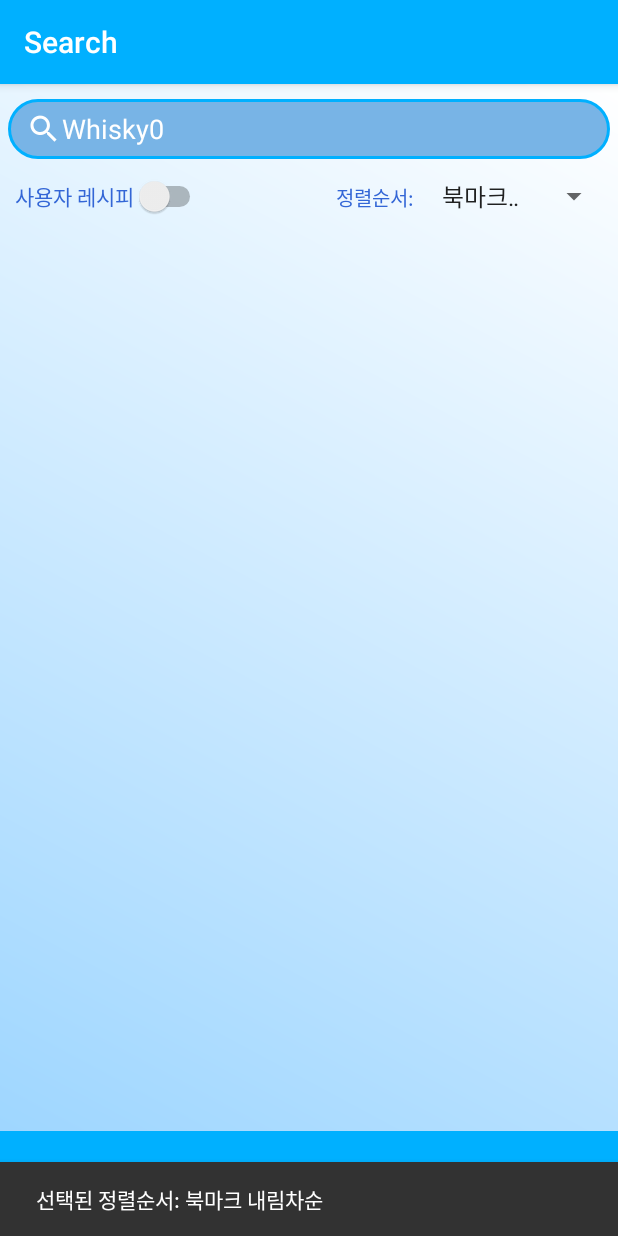
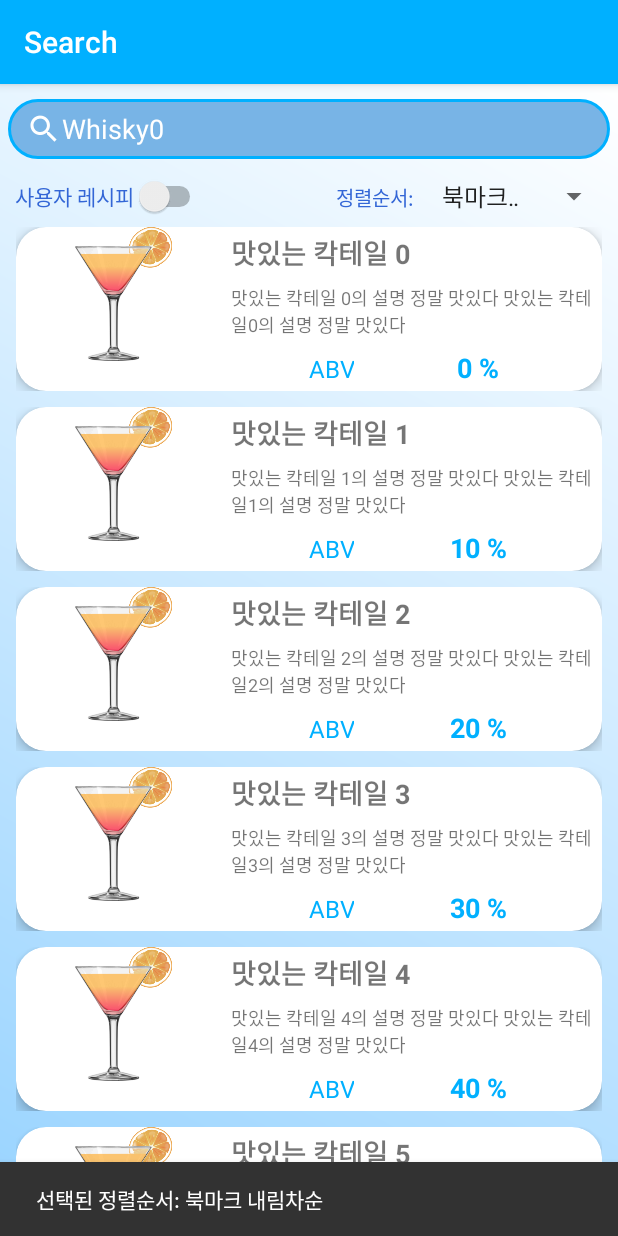
Before and after one commit to HeeSang1996/CapstoneProjectCocktail, an Android app: the screen it shows after launch (CocktailSearchActivity), after a tap on "Whisky0", on a phone screen of 412 x 824 dp. Run offline under Robolectric (Android 15) with nearby library versions, the phone set to English and light mode, and no system bars; our stand-ins replace Firebase (no records; nobody signed in at launch, a user with empty details on screens opened directly), navigation-ui.

Commit message:
SearchActivityRevise

```diff
--- a/app/src/main/java/org/techtown/capstoneprojectcocktail/Cocktail.java
+++ b/app/src/main/java/org/techtown/capstoneprojectcocktail/Cocktail.java
@@ -4,12 +4,14 @@ public class Cocktail {
     String name;
     int id;
     String description;
+    String ingredient;
     String abvNum;
 
-    public Cocktail(String name, int id, String description, String abvNum) {
+    public Cocktail(String name, int id, String description, String ingredient, String abvNum) {
         this.name = name;
         this.id = id;
         this.description = description;
+        this.ingredient = ingredient;
         this.abvNum = abvNum;
     }
 
@@ -37,6 +39,14 @@ public class Cocktail {
         this.description = description;
     }
 
+    public String getIngredient() {
+        return ingredient;
+    }
+
+    public void setIngredient(String ingredient) {
+        this.ingredient = ingredient;
+    }
+
     public String getAbvNum() {
         return abvNum;
     }
--- a/app/src/main/java/org/techtown/capstoneprojectcocktail/CocktailAdapter.java
+++ b/app/src/main/java/org/techtown/capstoneprojectcocktail/CocktailAdapterForHome.java
@@ -10,16 +10,16 @@ import androidx.recyclerview.widget.RecyclerView;
 
 import java.util.ArrayList;
 
-public class CocktailAdapter extends RecyclerView.Adapter<CocktailAdapter.ViewHolder> implements OnCocktailItemClickListener {
+public class CocktailAdapterForHome extends RecyclerView.Adapter<CocktailAdapterForHome.ViewHolder> implements OnCocktailItemClickListenerForHome {
     ArrayList<Cocktail> items = new ArrayList<Cocktail>();
-    OnCocktailItemClickListener listener;
+    OnCocktailItemClickListenerForHome listener;
 
     public class ViewHolder extends RecyclerView.ViewHolder{
         TextView textForCocktailName;
         TextView textForCocktailDescription;
         TextView textForCocktailABV;
 
-        public ViewHolder (View itemView, final OnCocktailItemClickListener listener){
+        public ViewHolder (View itemView, final OnCocktailItemClickListenerForHome listener){
             super(itemView);
 
             textForCocktailName = itemView.findViewById(R.id.textView_cocktailName_home);
@@ -80,7 +80,7 @@ public class CocktailAdapter extends RecyclerView.Adapter<CocktailAdapter.ViewHo
         items.set(position, item);
     }
 
-    public void setOnItemClickListener(OnCocktailItemClickListener listener){
+    public void setOnItemClickListener(OnCocktailItemClickListenerForHome listener){
         this.listener = listener;
     }
 
--- /dev/null
+++ b/app/src/main/java/org/techtown/capstoneprojectcocktail/CocktailAdapterForSearch.java
@@ -0,0 +1,117 @@
+package org.techtown.capstoneprojectcocktail;
+
+import android.view.LayoutInflater;
+import android.view.View;
+import android.view.ViewGroup;
+import android.widget.Filter;
+import android.widget.Filterable;
+import android.widget.TextView;
+
+import androidx.annotation.NonNull;
+import androidx.recyclerview.widget.RecyclerView;
+
+import java.util.ArrayList;
+import java.util.Locale;
+
+public class CocktailAdapterForSearch extends RecyclerView.Adapter<CocktailAdapterForSearch.ViewHolder> implements OnCocktailItemClickListenerForSearch{
+    ArrayList<Cocktail> items = new ArrayList<Cocktail>();
+    OnCocktailItemClickListenerForSearch listener;
+
+    public class ViewHolder extends RecyclerView.ViewHolder{
+        TextView textForCocktailName;
+        TextView textForCocktailDescription;
+        TextView textForCocktailABV;
+
+        public ViewHolder (View itemView, final OnCocktailItemClickListenerForSearch listener){
+            super(itemView);
+
+            textForCocktailName = itemView.findViewById(R.id.textView_cocktailName_search);
+            textForCocktailDescription = itemView.findViewById(R.id.textView_cocktailDescription_search);
+            textForCocktailABV = itemView.findViewById(R.id.textView_cocktailABV_search);
+
+            itemView.setOnClickListener(new View.OnClickListener(){
+                @Override
+                public void onClick(View view){
+                    int position = getAdapterPosition();
+                    if(listener != null){
+                        listener.onItemClick(CocktailAdapterForSearch.ViewHolder.this, view, position);
+                    }
+                }
+            });
+        }
+
+        public void setItem(Cocktail item) {
+            textForCocktailName.setText(item.getName());
+            textForCocktailDescription.setText(item.getDescription());
+            textForCocktailABV.setText(item.getAbvNum());
+        }
+    }
+
+    @NonNull
+    @Override
+    public CocktailAdapterForSearch.ViewHolder onCreateViewHolder(@NonNull ViewGroup viewGroup, int viewType) {
+        LayoutInflater inflater = LayoutInflater.from(viewGroup.getContext());
+        View itemView = inflater.inflate(R.layout.cocktail_cardview_vertical, viewGroup, false);
+
+        return new CocktailAdapterForSearch.ViewHolder(itemView, this);
+    }
+
+    @Override
+    public void onBindViewHolder(@NonNull CocktailAdapterForSearch.ViewHolder viewHolder, int position) {
+        Cocktail item = items.get(position);
+        viewHolder.setItem(item);
+    }
+
+    @Override
+    public int getItemCount() {
+        return items.size();
+    }
+
+    public void addItem(Cocktail item){
+        items.add(item);
+    }
+
+    public void setItems(ArrayList<Cocktail> items){
+        this.items = items;
+    }
+
+    public Cocktail getItem(int position){
+        return items.get(position);
+    }
+
+    public void setItems(int position, Cocktail item){
+        items.set(position, item);
+    }
+
+    public void setOnItemClickListener(OnCocktailItemClickListenerForSearch listener){
+        this.listener = listener;
+    }
+
+    @Override
+    public void onItemClick(CocktailAdapterForSearch.ViewHolder holder, View view, int position){
+        if(listener!=null){
+            listener.onItemClick(holder,view,position);
+        }
+    }
+
+
+    //수정필 필터
+    /*
+    public void filter(String charText) {
+        charText = charText.toLowerCase(Locale.getDefault());
+        items.clear();
+        if (charText.length() == 0) {
+            potionList.addAll(arrayList);
+        } else {
+            for (Potion potion : arrayList) {
+                String name = context.getResources().getString(potion.name);
+                if (name.toLowerCase().contains(charText)) {
+                    potionList.add(potion);
+                }
+            }
+        }
+        notifyDataSetChanged();
+    }
+     */
+    //수정필 필터
+}
--- a/app/src/main/java/org/techtown/capstoneprojectcocktail/CocktailRecipeActivity.java
+++ b/app/src/main/java/org/techtown/capstoneprojectcocktail/CocktailRecipeActivity.java
@@ -17,7 +17,13 @@ public class CocktailRecipeActivity extends AppCompatActivity {
         Intent intent = getIntent();
 
         TextView textForCocktailName = (TextView) findViewById(R.id.textView_cocktailName_recipe);
+        TextView textForCocktailDescription = (TextView) findViewById(R.id.textView_cocktailDescription_recipe);
+        TextView textForCocktailIngredient = (TextView) findViewById(R.id.textView_cocktailIngredient_recipe);
         String cocktailName = intent.getExtras().getString("cocktailName");
+        String cocktailDescription = intent.getExtras().getString("cocktailDescription");
+        String cocktailIngredient = intent.getExtras().getString("cocktailIngredient");
         textForCocktailName.setText(cocktailName);
+        textForCocktailDescription.setText(cocktailDescription);
+        textForCocktailIngredient.setText(cocktailIngredient);
     }
 }
--- a/app/src/main/java/org/techtown/capstoneprojectcocktail/CocktailSearchActivity.java
+++ b/app/src/main/java/org/techtown/capstoneprojectcocktail/CocktailSearchActivity.java
@@ -2,18 +2,24 @@ package org.techtown.capstoneprojectcocktail;
 
 import android.content.Intent;
 import android.os.Bundle;
-import android.util.Log;
+import android.text.Editable;
+import android.text.TextWatcher;
 import android.view.View;
 import android.widget.AdapterView;
-import android.widget.ArrayAdapter;
 import android.widget.EditText;
 import android.widget.Spinner;
 
 import androidx.appcompat.app.AppCompatActivity;
+import androidx.recyclerview.widget.LinearLayoutManager;
+import androidx.recyclerview.widget.RecyclerView;
 
 import com.google.android.material.snackbar.Snackbar;
 
-public class CocktailSearchActivity extends AppCompatActivity {
+import java.util.ArrayList;
+
+public class CocktailSearchActivity extends AppCompatActivity implements TextWatcher{
+
+    CocktailAdapterForSearch adapterForCocktailSearchChanges;
 
     @Override
     protected  void onCreate(Bundle saveInstanceState){
@@ -21,7 +27,6 @@ public class CocktailSearchActivity extends AppCompatActivity {
         setContentView(R.layout.cocktail_search_activity);
 
         Intent intent = getIntent();
-
         EditText textForSearch = (EditText) findViewById(R.id.editText_search);
         String ingredientName = intent.getExtras().getString("ingredientName");
         textForSearch.setText(ingredientName);
@@ -39,5 +44,54 @@ public class CocktailSearchActivity extends AppCompatActivity {
             }
         });
 
+        RecyclerView recyclerViewForCocktailSearch = findViewById(R.id.recyclerViewForCocktail_search);
+        LinearLayoutManager layoutManagerForCocktailSearch = new LinearLayoutManager(this, LinearLayoutManager.VERTICAL,false);
+        recyclerViewForCocktailSearch.setLayoutManager(layoutManagerForCocktailSearch);
+        final CocktailAdapterForSearch adapterForCocktailSearch = new CocktailAdapterForSearch();
+
+        //수정필 테스트용
+        for(int i=0; i<20; i++) {
+            if( i ==5){
+                adapterForCocktailSearch.addItem(new Cocktail("맛있는 칵테일 " + i, i, "맛있는 칵테일 " + i + "의 설명 정말 맛있다 맛있는 칵테일" + i + "의 설명 정말 맛있다",
+                        "Whisky1", i*10 + " %"));
+            }
+            else{
+                adapterForCocktailSearch.addItem(new Cocktail("맛있는 칵테일 " + i, i, "맛있는 칵테일 " + i + "의 설명 정말 맛있다 맛있는 칵테일" + i + "의 설명 정말 맛있다",
+                        "Whisky0", i*10 + " %"));
+            }
+        }
+        //수정필 테스트용
+
+        recyclerViewForCocktailSearch.setAdapter(adapterForCocktailSearch);
+        adapterForCocktailSearch.setOnItemClickListener(new OnCocktailItemClickListenerForSearch() {
+            @Override
+            public void onItemClick(CocktailAdapterForSearch.ViewHolder holder, View view, int position) {
+                Cocktail item = adapterForCocktailSearch.getItem(position);
+                //Toast.makeText(getActivity().getApplicationContext(),"선택된 칵테일: " + item.getName(),Toast.LENGTH_LONG).show();
+                Intent intent = new Intent(view.getContext(), CocktailRecipeActivity.class);
+                intent.putExtra("cocktailName", item.getName());
+                intent.putExtra("cocktailDescription",item.getDescription());
+                intent.putExtra("cocktailIngredient",item.getIngredient());
+                startActivity(intent);
+            }
+        });
     }
+
+
+
+    @Override
+    public void beforeTextChanged(CharSequence charSequence, int i, int i1, int i2) {
+
+    }
+
+    @Override
+    public void onTextChanged(CharSequence charSequence, int i, int i1, int i2) {
+
+    }
+
+    @Override
+    public void afterTextChanged(Editable editable) {
+
+    }
+
 }
--- a/app/src/main/java/org/techtown/capstoneprojectcocktail/OnCocktailItemClickListener.java
+++ /dev/null
@@ -1,7 +0,0 @@
-package org.techtown.capstoneprojectcocktail;
-
-import android.view.View;
-
-public interface OnCocktailItemClickListener {
-    public void onItemClick(CocktailAdapter.ViewHolder holder, View view, int position);
-}
--- /dev/null
+++ b/app/src/main/java/org/techtown/capstoneprojectcocktail/OnCocktailItemClickListenerForHome.java
@@ -0,0 +1,7 @@
+package org.techtown.capstoneprojectcocktail;
+
+import android.view.View;
+
+public interface OnCocktailItemClickListenerForHome {
+    public void onItemClick(CocktailAdapterForHome.ViewHolder holder, View view, int position);
+}
--- /dev/null
+++ b/app/src/main/java/org/techtown/capstoneprojectcocktail/OnCocktailItemClickListenerForSearch.java
@@ -0,0 +1,7 @@
+package org.techtown.capstoneprojectcocktail;
+
+import android.view.View;
+
+public interface OnCocktailItemClickListenerForSearch {
+    public void onItemClick(CocktailAdapterForSearch.ViewHolder holder, View view, int position);
+}
--- a/app/src/main/java/org/techtown/capstoneprojectcocktail/ui/home/HomeFragment.java
+++ b/app/src/main/java/org/techtown/capstoneprojectcocktail/ui/home/HomeFragment.java
@@ -7,14 +7,9 @@ import android.view.LayoutInflater;
 import android.view.View;
 import android.view.ViewGroup;
 import android.widget.Button;
-import android.widget.TextView;
-import android.widget.Toast;
 
 import androidx.annotation.NonNull;
-import androidx.annotation.Nullable;
 import androidx.fragment.app.Fragment;
-import androidx.lifecycle.Observer;
-import androidx.lifecycle.ViewModelProviders;
 import androidx.recyclerview.widget.LinearLayoutManager;
 import androidx.recyclerview.widget.RecyclerView;
 
@@ -29,14 +24,13 @@ import com.google.firebase.firestore.DocumentSnapshot;
 import com.google.firebase.firestore.FirebaseFirestore;
 
 import org.techtown.capstoneprojectcocktail.Cocktail;
-import org.techtown.capstoneprojectcocktail.CocktailAdapter;
+import org.techtown.capstoneprojectcocktail.CocktailAdapterForHome;
 import org.techtown.capstoneprojectcocktail.CocktailIngredient;
 import org.techtown.capstoneprojectcocktail.CocktailIngredientAdapter;
 import org.techtown.capstoneprojectcocktail.CocktailRecipeActivity;
 import org.techtown.capstoneprojectcocktail.CocktailSearchActivity;
-import org.techtown.capstoneprojectcocktail.MainActivity;
 import org.techtown.capstoneprojectcocktail.OnCocktailIngredientItemClickListener;
-import org.techtown.capstoneprojectcocktail.OnCocktailItemClickListener;
+import org.techtown.capstoneprojectcocktail.OnCocktailItemClickListenerForHome;
 import org.techtown.capstoneprojectcocktail.R;
 
 import java.util.HashMap;
@@ -121,7 +115,6 @@ public class HomeFragment extends Fragment {
                 Intent intent = new Intent(view.getContext(), CocktailSearchActivity.class);
                 intent.putExtra("ingredientName", "");
                 startActivity(intent);
-
             }
         });
 
@@ -169,25 +162,32 @@ public class HomeFragment extends Fragment {
         RecyclerView recyclerViewForCocktailHome = root.findViewById(R.id.recyclerViewForCocktail_home);
         LinearLayoutManager layoutManagerForCocktailHome = new LinearLayoutManager(root.getContext(), LinearLayoutManager.HORIZONTAL,false);
         recyclerViewForCocktailHome.setLayoutManager(layoutManagerForCocktailHome);
-        final CocktailAdapter adapterForCocktailHome = new CocktailAdapter();
+        final CocktailAdapterForHome adapterForCocktailHome = new CocktailAdapterForHome();
 
         //수정필 테스트용
         for(int i=0; i<20; i++) {
-            adapterForCocktailHome.addItem(new Cocktail("맛있는 칵테일 " + i, i, "맛있는 칵테일 " + i + "의 설명 정말 맛있다 맛있는 칵테일" + i +
-                    "의 설명 정말 맛있다 맛있는 칵테일" + i +"의 설명 정말 맛있다 맛있는 칵테일" + i +"의 설명 정말 맛있다 맛있는 칵테일" + i +"의 설명 정말 맛있다 맛있는 칵테일" + i +
-                    "의 설명 정말 맛있다 맛있는 칵테일" + i +"의 설명 정말 맛있다 맛있는 칵테일" + i +"의 설명 정말 맛있다 맛있는 칵테일" + i +"의 설명", i*10 + " %"));
+            if( i ==5){
+                adapterForCocktailHome.addItem(new Cocktail("맛있는 칵테일 " + i, i, "맛있는 칵테일 " + i + "의 설명 정말 맛있다 맛있는 칵테일" + i +
+                        "의 설명 정말 맛있다 ", "Whisky1",i*10 + " %"));
+            }
+            else{
+                adapterForCocktailHome.addItem(new Cocktail("맛있는 칵테일 " + i, i, "맛있는 칵테일 " + i + "의 설명 정말 맛있다 맛있는 칵테일" + i +
+                        "의 설명 정말 맛있다 ", "Whisky0",i*10 + " %"));
+            }
         }
         //수정필 테스트용
 
         recyclerViewForCocktailHome.setAdapter(adapterForCocktailHome);
 
-        adapterForCocktailHome.setOnItemClickListener(new OnCocktailItemClickListener() {
+        adapterForCocktailHome.setOnItemClickListener(new OnCocktailItemClickListenerForHome() {
             @Override
-            public void onItemClick(CocktailAdapter.ViewHolder holder, View view, int position) {
+            public void onItemClick(CocktailAdapterForHome.ViewHolder holder, View view, int position) {
                 Cocktail item = adapterForCocktailHome.getItem(position);
                 //Toast.makeText(getActivity().getApplicationContext(),"선택된 칵테일: " + item.getName(),Toast.LENGTH_LONG).show();
                 Intent intent = new Intent(view.getContext(), CocktailRecipeActivity.class);
                 intent.putExtra("cocktailName", item.getName());
+                intent.putExtra("cocktailDescription",item.getDescription());
+                intent.putExtra("cocktailIngredient",item.getIngredient());
                 startActivity(intent);
             }
         });
--- a/app/src/main/res/layout/cocktail_cardview_vertical.xml
+++ b/app/src/main/res/layout/cocktail_cardview_vertical.xml
@@ -3,82 +3,83 @@
     xmlns:app="http://schemas.android.com/apk/res-auto"
     xmlns:tools="http://schemas.android.com/tools"
     android:layout_width="match_parent"
-    android:layout_height="250dp"
-    android:orientation="vertical">
+    android:layout_height="120dp"
+    android:orientation="vertical"
+    android:padding="5dp">
 
     <androidx.cardview.widget.CardView
         android:layout_width="match_parent"
         android:layout_height="match_parent"
         app:cardBackgroundColor="#FFFFFF"
         app:cardCornerRadius="20dp"
-        app:cardElevation="5dp"
-        app:cardUseCompatPadding="true">
+        app:cardElevation="5dp">
 
         <LinearLayout
             android:layout_width="match_parent"
             android:layout_height="match_parent"
-            android:orientation="horizontal"
-            android:layout_marginHorizontal="10dp"
-            android:layout_marginVertical="20dp">
+            android:orientation="horizontal">
 
             <ImageView
                 android:id="@+id/imageView_cocktail_search"
                 android:layout_width="0dp"
-                android:layout_height="wrap_content"
+                android:layout_height="match_parent"
                 android:layout_gravity="center_horizontal"
-                android:layout_marginVertical="1dp"
-                android:layout_weight="4"
+                android:layout_weight="3"
                 android:layout_margin="10dp"
                 app:srcCompat="@drawable/cocktail_sample_image" />
 
+            <LinearLayout
+                android:layout_width="0dp"
+                android:layout_height="match_parent"
+                android:layout_weight="6"
+                android:orientation="vertical">
                 <TextView
-                android:id="@+id/textView_cocktailName_home"
+                    android:id="@+id/textView_cocktailName_search"
+                    android:layout_width="match_parent"
+                    android:layout_height="wrap_content"
+                    android:layout_marginVertical="3dp"
+                    android:text="칵테일 이름"
+                    android:gravity="left|center_vertical"
+                    android:ellipsize="end"
+                    android:maxLines="1"
+                    android:textSize="18sp"
+                    android:textStyle="bold"/>
+
+                <TextView
+                    android:id="@+id/textView_cocktailDescription_search"
                     android:layout_width="match_parent"
                     android:layout_height="0dp"
                     android:layout_marginVertical="1dp"
                     android:layout_weight="1"
-                android:text="칵테일 이름"
-                android:gravity="center"
-                android:ellipsize="end"
-                android:maxLines="1"
-                android:textSize="22sp"
-                android:textStyle="bold"/>
-
-            <TextView
-                android:id="@+id/textView_cocktailDescription_home"
-                android:layout_width="match_parent"
-                android:layout_height="0dp"
-                android:layout_marginVertical="1dp"
-                android:layout_weight="2"
                     android:text="칵테일 설명"
-                android:maxLines="4"
-                android:gravity="center"
+                    android:maxLines="3"
+                    android:gravity="left|center_vertical"
                     android:ellipsize="end"
                     android:textSize="12sp"/>
 
                 <LinearLayout
                     android:layout_width="match_parent"
-                android:layout_height="0dp"
-                android:layout_weight="1"
-                android:orientation="horizontal">
+                    android:layout_height="wrap_content"
+                    android:orientation="horizontal"
+                    android:layout_marginVertical="3dp">
 
                     <TextView
-                    android:id="@+id/textView_simpleABV_home"
+                        android:id="@+id/textView_simpleABV_search"
                         android:layout_width="0dp"
-                    android:layout_height="match_parent"
+                        android:layout_height="wrap_content"
                         android:layout_weight="1"
                         android:text="ABV"
                         android:gravity="right|center_vertical"
-                    android:textSize="18sp"
+                        android:textSize="16sp"
                         android:textColor="#00B0FF"/>
 
                     <TextView
-                    android:id="@+id/textView_cocktailABV_home"
+                        android:id="@+id/textView_cocktailABV_search"
                         android:layout_width="0dp"
-                    android:layout_height="match_parent"
+                        android:layout_height="wrap_content"
                         android:layout_weight="2"
                         android:text="10%"
-                    android:textSize="20sp"
+                        android:textSize="18sp"
                         android:gravity="center"
                         android:textStyle="bold"
                         android:ellipsize="end"
@@ -86,5 +87,6 @@
                         android:textColor="#00B0FF"/>
                 </LinearLayout>
             </LinearLayout>
+        </LinearLayout>
     </androidx.cardview.widget.CardView>
 </LinearLayout>
--- a/app/src/main/res/layout/cocktail_search_activity.xml
+++ b/app/src/main/res/layout/cocktail_search_activity.xml
@@ -51,6 +51,7 @@
         android:gravity="right|center_vertical"
         android:autoSizeTextType="uniform"
         android:textColor="#3366D6"
+        android:singleLine="true"
         app:layout_constraintLeft_toRightOf="@+id/switch_userRecipe_search"
         app:layout_constraintTop_toBottomOf="@+id/editText_search"
         app:layout_constraintRight_toLeftOf="@+id/spinner_orderBy_search"/>
@@ -70,9 +71,9 @@
         android:id="@+id/linearLayout_cocktail_search"
         android:layout_width="match_parent"
         android:layout_height="0dp"
-        android:orientation="horizontal"
+        android:orientation="vertical"
         android:layout_marginHorizontal="5dp"
-        app:layout_constraintBottom_toTopOf="@+id/constraintLayout_bottom_background_search"
+        app:layout_constraintBottom_toBottomOf="parent"
         app:layout_constraintLeft_toLeftOf="parent"
         app:layout_constraintRight_toRightOf="parent"
         app:layout_constraintTop_toBottomOf="@+id/spinner_orderBy_search">
@@ -83,14 +84,4 @@
             android:layout_height="match_parent" />
     </LinearLayout>
 
-    <androidx.constraintlayout.widget.ConstraintLayout
-        android:id="@+id/constraintLayout_bottom_background_search"
-        android:layout_width="match_parent"
-        android:layout_height="70dp"
-        android:background="#00B0FF"
-        app:layout_constraintLeft_toLeftOf="parent"
-        app:layout_constraintBottom_toBottomOf="parent"
-        app:layout_constraintRight_toRightOf="parent">
-    </androidx.constraintlayout.widget.ConstraintLayout>
-
 </androidx.constraintlayout.widget.ConstraintLayout>
```
Also changed, not shown: app/src/main/res/drawable/layout_home_bottom.xml (deleted, +0 -18 lines), app/src/main/res/layout/cocktail_cardview_horizontal.xml (+7 -7 lines), app/src/main/res/layout/cocktail_recipe_activity.xml (+4 -5 lines), app/src/main/res/layout/spinner_item_orderby.xml (deleted, +0 -13 lines). Lines whose indentation alone changed are shown as unchanged.
